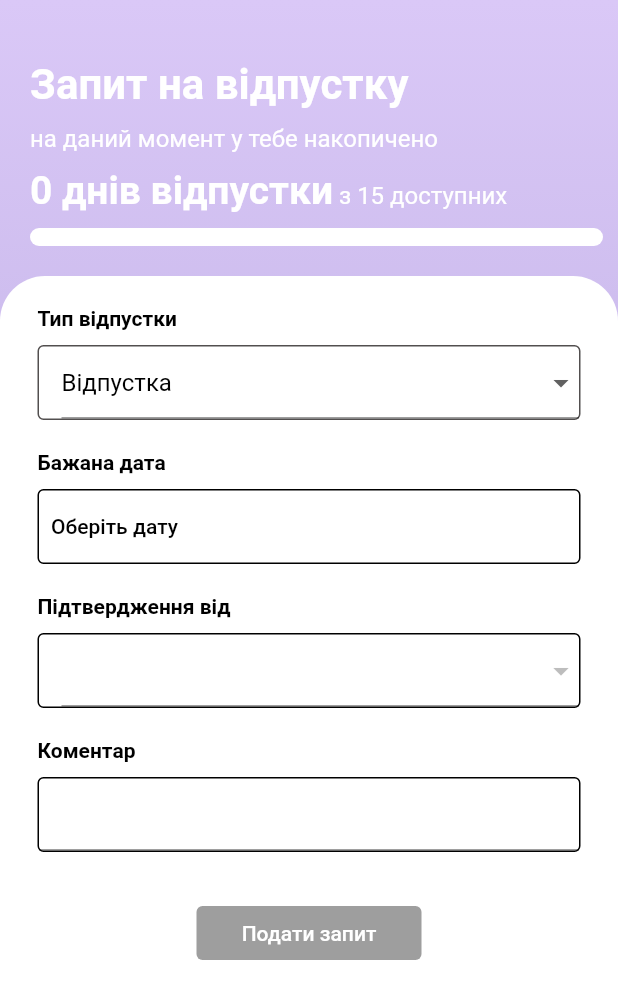
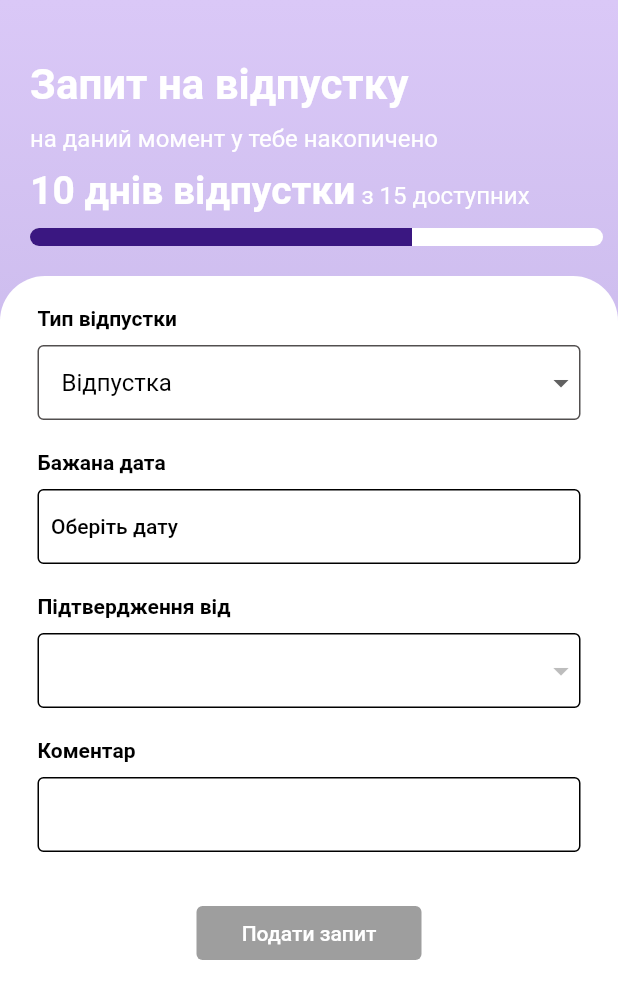
Before and after one commit to Steisha4444/vacation_app, a Flutter app: the RequestScreen screen opened directly, on a phone screen of 412 x 824 dp. Shown: the top 999 px of the screen. Run offline on Flutter 3.47's test engine with Material 2 defaults, Android fonts, the phone set to English and light mode, and no system bars; our stand-ins replace cloud_firestore, firebase_auth, firebase_core, firebase_database, get, google_sign_in; accounts and stored records are empty; statements that could not run were skipped.

Commit message:
Fix inputs and comment's fied

```diff
--- a/lib/main.dart
+++ b/lib/main.dart
@@ -5,6 +5,7 @@ import 'package:firebase_database/firebase_database.dart';
 import 'package:flutter/material.dart';
 import 'package:firebase_auth/firebase_auth.dart';
 import 'package:vacation_app/screens/login_screen.dart';
+import 'package:vacation_app/screens/request_screen.dart';
 
 import 'firebase_options.dart';
 
@@ -32,6 +33,6 @@ class MyApp extends StatelessWidget {
         theme: ThemeData(
           primarySwatch: Colors.blue,
         ),
-        home: LoginScreen());
+        home: RequestScreen());
   }
 }
--- a/lib/screens/request_screen.dart
+++ b/lib/screens/request_screen.dart
@@ -27,7 +27,7 @@ class RequestScreen extends GetView<LoginController> {
           child: Column(
             children: [
               banner.Banner(
-                vacationDays: controller.user?.vacationDays,
+               // vacationDays: controller.user?.vacationDays,
               ),
               Expanded(child: RequestForm()),
             ],
--- a/lib/widgets/banner.dart
+++ b/lib/widgets/banner.dart
@@ -6,11 +6,12 @@ import 'package:vacation_app/controllers/login_controller.dart';
 import 'package:vacation_app/controllers/request_controller.dart';
 
 class Banner extends StatelessWidget {
-  final vacationDays;
-  Banner({Key? key, required this.vacationDays}) : super(key: key);
+  final vacationDays =10;
+  Banner( {Key? key, }) : super(key: key);
 
   @override
   Widget build(BuildContext context) {
+
     return Container(
       child: Padding(
         padding: const EdgeInsets.only(left: 20, right: 10, top: 30),
--- a/lib/widgets/request_form.dart
+++ b/lib/widgets/request_form.dart
@@ -22,6 +22,7 @@ class RequestForm extends GetView<RequestController> {
               topLeft: Radius.circular(30), topRight: Radius.circular(30)),
           color: Colors.white,
         ),
+        child: SingleChildScrollView(
           child: Column(
             mainAxisAlignment: MainAxisAlignment.start,
             crossAxisAlignment: CrossAxisAlignment.start,
@@ -42,6 +43,7 @@ class RequestForm extends GetView<RequestController> {
                   ),
                 ),
                 child: DropdownButtonFormField<VacationType>(
+                  decoration: const InputDecoration(border: InputBorder.none),
                   value: controller.vacationType,
                   onChanged: controller.onSelectVacationType,
                   items: VacationType.values.map((VacationType vacationType) {
@@ -105,6 +107,7 @@ class RequestForm extends GetView<RequestController> {
                   ),
                 ),
                 child: DropdownButtonFormField<User>(
+                  decoration: const InputDecoration(border: InputBorder.none),
                   value: controller.selectedUser,
                   onChanged: controller.onSelectUser,
                   items: controller.users.map((User user) {
@@ -131,7 +134,8 @@ class RequestForm extends GetView<RequestController> {
                       borderRadius: BorderRadius.circular(4),
                       border: Border.all(color: Color.fromARGB(255, 0, 0, 0))),
                   child: TextFormField(
-                  decoration: InputDecoration(
+                    decoration: const InputDecoration(
+                      border: InputBorder.none,
                       contentPadding: EdgeInsets.symmetric(
                         horizontal: 15,
                       ),
@@ -170,6 +174,7 @@ class RequestForm extends GetView<RequestController> {
             ],
           ),
         ),
+      ),
     );
   }
 }
```
Also changed, not shown: 1 other file. Lines whose indentation alone changed are shown as unchanged.
